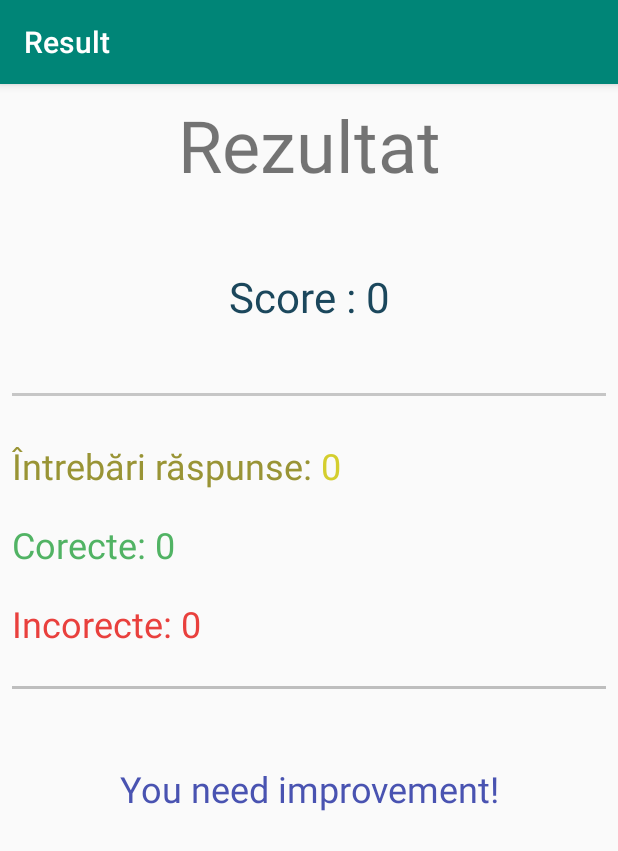
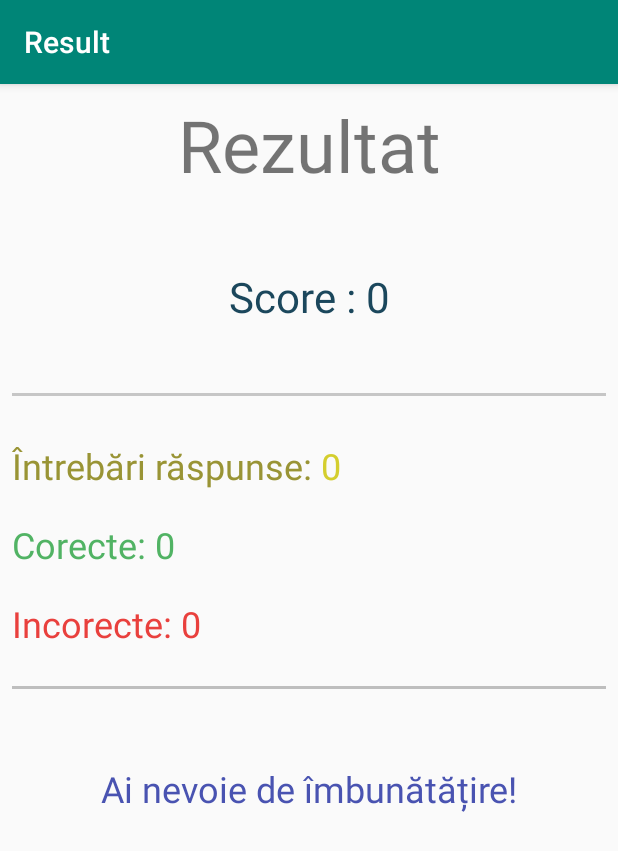
Before and after one commit to SimonaMihaiM/Liceum, an Android app: the Result screen opened directly, with no data from a screen before it, on a phone screen of 412 x 824 dp. Shown: the top 851 px of the screen. Run offline under Robolectric (Android 15) with nearby library versions, the phone set to English and light mode, and no system bars; 1 statement that could not run was skipped.

Commit message:
Translate feedback texts to Romanian

```diff
--- a/app/src/main/res/values/strings.xml
+++ b/app/src/main/res/values/strings.xml
@@ -11,10 +11,10 @@
     <string name="attempted_questions">Întrebări încercate :</string>
     <string name="correct">Corect :</string>
     <string name="incorrect">Incorect :</string>
-    <string name="improvement">You need improvement!</string>
-    <string name="average">You are an average quizzer!</string>
-    <string name="above_average">You are an above average quizzer!</string>
-    <string name="amazing">You are an amazing quizzer! Congratulations!</string>
+    <string name="improvement">Ai nevoie de îmbunătățire!</string>
+    <string name="average">Ești un jucător mediu!</string>
+    <string name="above_average">Ești un jucător peste medie!</string>
+    <string name="amazing">Ești extraordinar! Felicitări!</string>
     <string name="appbar_scrolling_view_behavior" translatable="false">android.support.design.widget.AppBarLayout$ScrollingViewBehavior</string>
     <string name="computer">Computer</string>
     <string name="sports">Sport</string>
```
